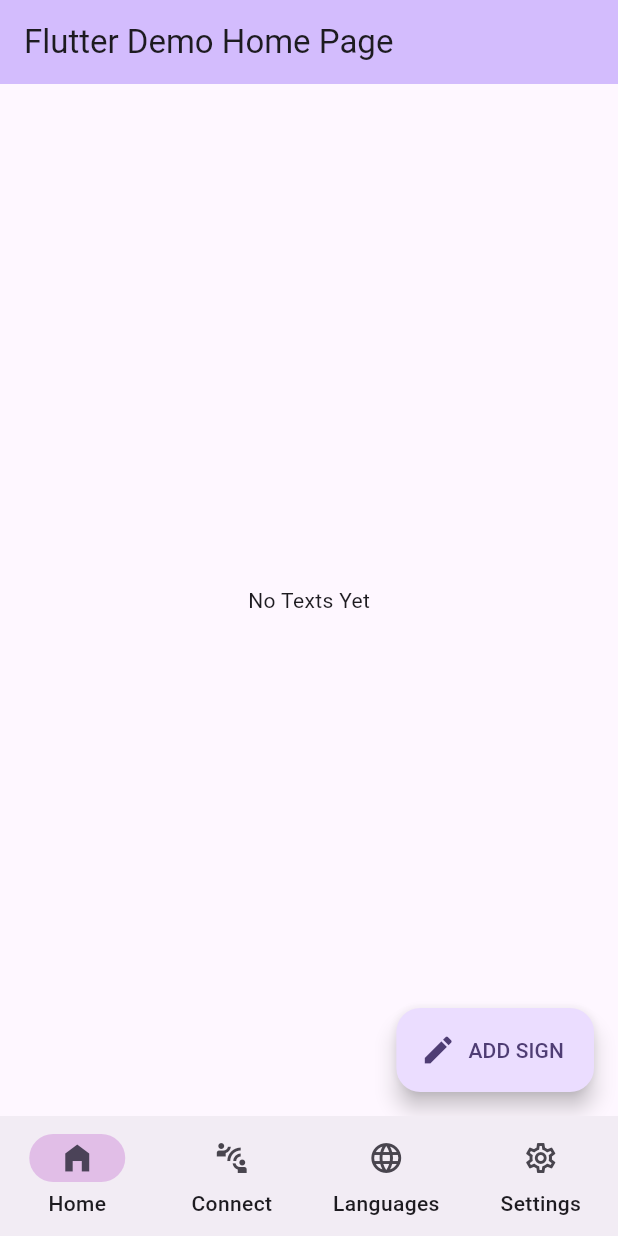
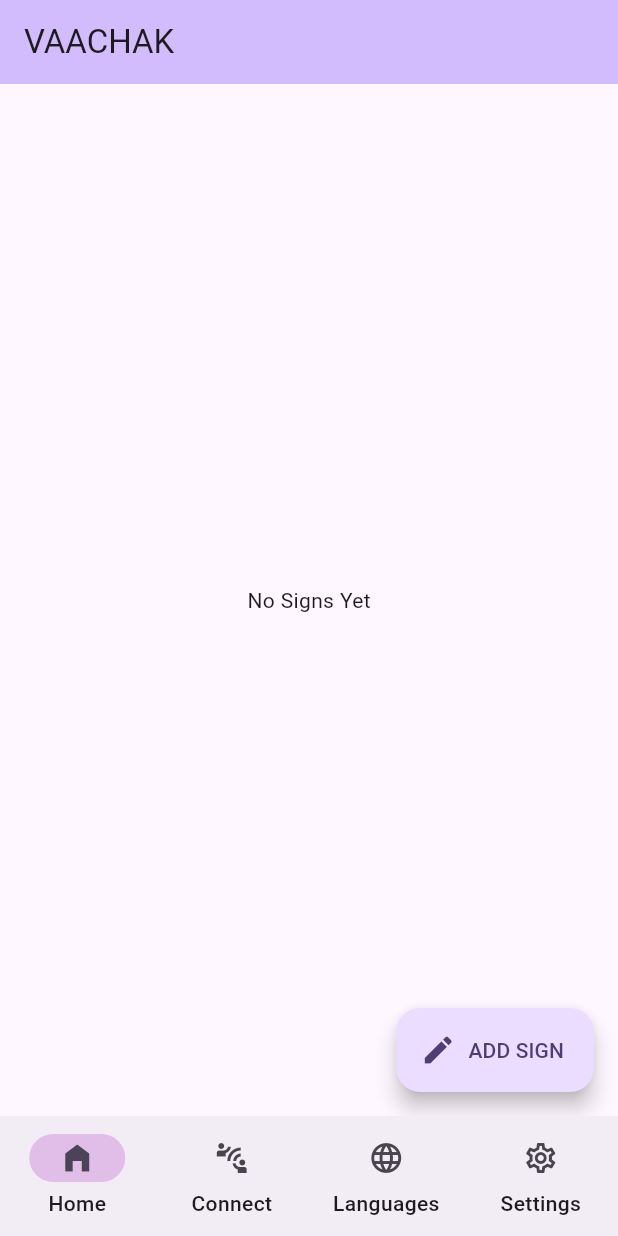
Before and after one commit to mukundsolanki/Vaachak-App, a Flutter app: the screen it shows after launch, on a phone screen of 412 x 824 dp. Run offline on Flutter 3.47's test engine with Material 3 defaults, Android fonts, the phone set to English and light mode, and no system bars; our stand-ins replace lottie; missing offline and left inert: agora_uikit.

Commit message:
Minor changes

```diff
--- a/lib/main.dart
+++ b/lib/main.dart
@@ -19,7 +19,7 @@
         colorScheme: ColorScheme.fromSeed(seedColor: Colors.deepPurple),
         useMaterial3: true,
       ),
-      home: const MyHomePage(title: 'Flutter Demo Home Page'),
+      home: const MyHomePage(title: 'VAACHAK'),
     );
   }
 }
--- a/lib/pages/connect_screen.dart
+++ b/lib/pages/connect_screen.dart
@@ -1,6 +1,6 @@
 import 'package:flutter/material.dart';
 import 'package:lottie/lottie.dart';
-// import 'widgets/call.dart';
+import 'widgets/call.dart';
 
 class ConnectScreen extends StatelessWidget {
   @override
@@ -18,7 +18,7 @@ class ConnectScreen extends StatelessWidget {
             ElevatedButton.icon(
               onPressed: () {
                 // Call ID is used to establish connection between two diifferent users
-                // Navigator.push(context, MaterialPageRoute(builder: (context) => const CallPage(callID: 'User1connectsUser2'),),);
+                Navigator.push(context, MaterialPageRoute(builder: (context) => const CallPage(),),);
               },
               icon: Icon(Icons.video_call),
               label: Text('Start Call'),
--- a/lib/pages/home_screen.dart
+++ b/lib/pages/home_screen.dart
@@ -56,7 +56,7 @@ class _HomeScreenState extends State<HomeScreen>
     return Scaffold(
       body: Center(
         child: texts.isEmpty
-            ? Text('No Texts Yet')
+            ? Text('No Signs Yet')
             : ListView.builder(
                 itemCount: texts.length,
                 itemBuilder: (context, index) {
```
